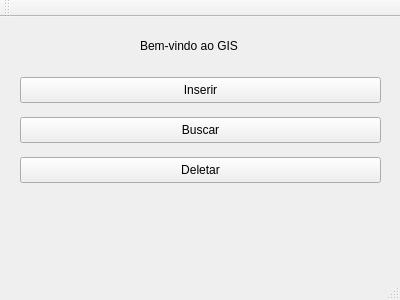
This is mainwindow.ui in josecleiton/GIS-RTree as Qt 5 draws it before an edit. The edited form follows.
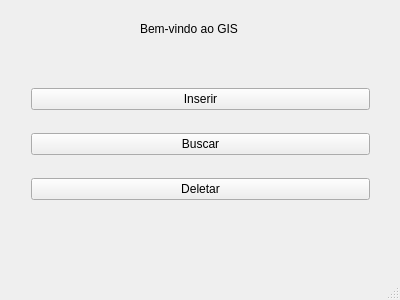
This is the edited form.

Commit message: Criação de janela para inserção das formas.

What changed in the file:
```diff
--- a/mainwindow.ui
+++ b/mainwindow.ui
@@ -14,45 +14,6 @@
    <string>MainWindow</string>
   </property>
   <widget class="QWidget" name="centralWidget">
-   <widget class="QPushButton" name="pushButton">
-    <property name="geometry">
-     <rect>
-      <x>20</x>
-      <y>60</y>
-      <width>361</width>
-      <height>26</height>
-     </rect>
-    </property>
-    <property name="text">
-     <string>Inserir</string>
-    </property>
-   </widget>
-   <widget class="QPushButton" name="pushButton_2">
-    <property name="geometry">
-     <rect>
-      <x>20</x>
-      <y>100</y>
-      <width>361</width>
-      <height>26</height>
-     </rect>
-    </property>
-    <property name="text">
-     <string>Buscar</string>
-    </property>
-   </widget>
-   <widget class="QPushButton" name="pushButton_3">
-    <property name="geometry">
-     <rect>
-      <x>20</x>
-      <y>140</y>
-      <width>361</width>
-      <height>26</height>
-     </rect>
-    </property>
-    <property name="text">
-     <string>Deletar</string>
-    </property>
-   </widget>
    <widget class="QLabel" name="label">
     <property name="geometry">
      <rect>
@@ -66,14 +27,39 @@
      <string>Bem-vindo ao GIS</string>
     </property>
    </widget>
-  </widget>
-  <widget class="QToolBar" name="mainToolBar">
-   <attribute name="toolBarArea">
-    <enum>TopToolBarArea</enum>
-   </attribute>
-   <attribute name="toolBarBreak">
-    <bool>false</bool>
-   </attribute>
+   <widget class="QWidget" name="">
+    <property name="geometry">
+     <rect>
+      <x>20</x>
+      <y>60</y>
+      <width>361</width>
+      <height>171</height>
+     </rect>
+    </property>
+    <layout class="QVBoxLayout" name="verticalLayout">
+     <item>
+      <widget class="QPushButton" name="inserir">
+       <property name="text">
+        <string>Inserir</string>
+       </property>
+      </widget>
+     </item>
+     <item>
+      <widget class="QPushButton" name="pushButton_2">
+       <property name="text">
+        <string>Buscar</string>
+       </property>
+      </widget>
+     </item>
+     <item>
+      <widget class="QPushButton" name="pushButton_3">
+       <property name="text">
+        <string>Deletar</string>
+       </property>
+      </widget>
+     </item>
+    </layout>
+   </widget>
   </widget>
   <widget class="QStatusBar" name="statusBar"/>
  </widget>
```
The commit also changes 6 other files.
